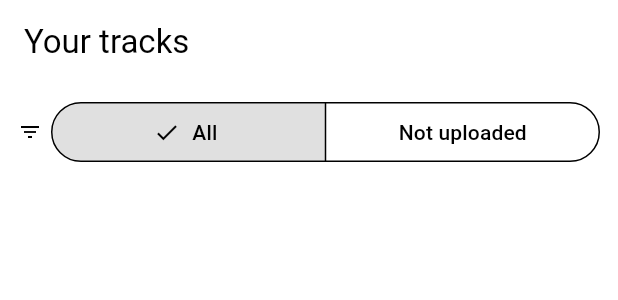
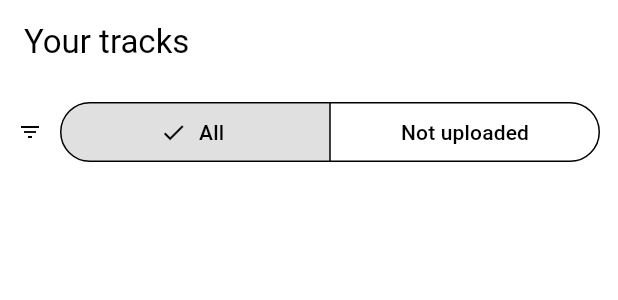
Before and after one commit to reedu-reengineering-education/sensebox-bike-flutter, a Flutter app: the TracksScreen widget shown alone on an empty page, opened directly, on a phone screen of 412 x 824 dp. Shown: the top 300 px of the screen. Run offline on Flutter 3.47's test engine with Material 3 defaults, Android fonts, the phone set to English and light mode, and no system bars; our stand-ins replace app_links, cached_network_image, csv, device_info_plus, fl_chart, flutter_blue_plus and 11 more; missing offline and left inert: dart_jsonwebtoken, google_polyline_algorithm, mapbox_maps_flutter, mapbox_maps_flutter_draw, simplify, turf; accounts and stored records are empty; generated files the repository leaves out were written again; statements that could not run were skipped.

Commit message:
fix: add more spacing between filter and lables on tracks screen page

```diff
--- a/lib/ui/screens/tracks_screen.dart
+++ b/lib/ui/screens/tracks_screen.dart
@@ -167,7 +167,7 @@ class TracksScreenState extends State<TracksScreen> {
                   size: iconSizeLarge,
                   color: colorScheme.onSurface,
                 ),
-                const SizedBox(width: spacing / 2),
+                const SizedBox(width: spacing),
                 Expanded(
                   child: SegmentedButton<bool>(
                     segments: [
```
